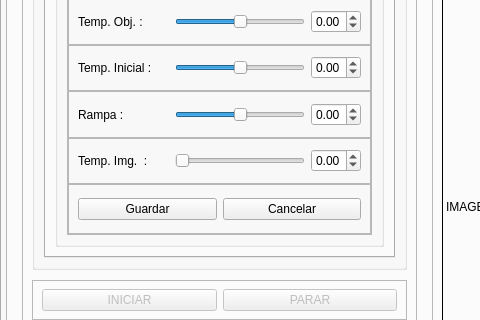
First picture: the form in v4-interfaz.ui, repository tigre437/interfazv4, before the edit; both pictures show x 400 to 880 and y 216 to 536 of the 1340 by 832 pixel window.
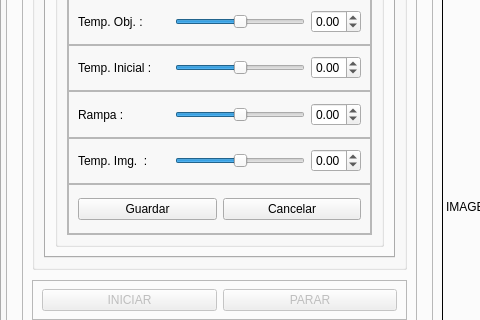
Second picture: the form after the edit. The open tabs and pages were chosen to show the change. Icons and pictures are not drawn.

Commit message: corregidos unos nombres de unos componentes de la interfaz conectados los slider de las temperaturas con los spin de las mismas

Patch:
```diff
--- a/v4-interfaz.ui
+++ b/v4-interfaz.ui
@@ -1977,7 +1977,7 @@
                           </size>
                          </property>
                          <property name="minimum">
-                          <number>0</number>
+                          <number>-99</number>
                          </property>
                          <property name="orientation">
                           <enum>Qt::Horizontal</enum>
```
Left out of the diff: 2 changed lines with no effect on the pictures. The commit also changes 2 other files.
